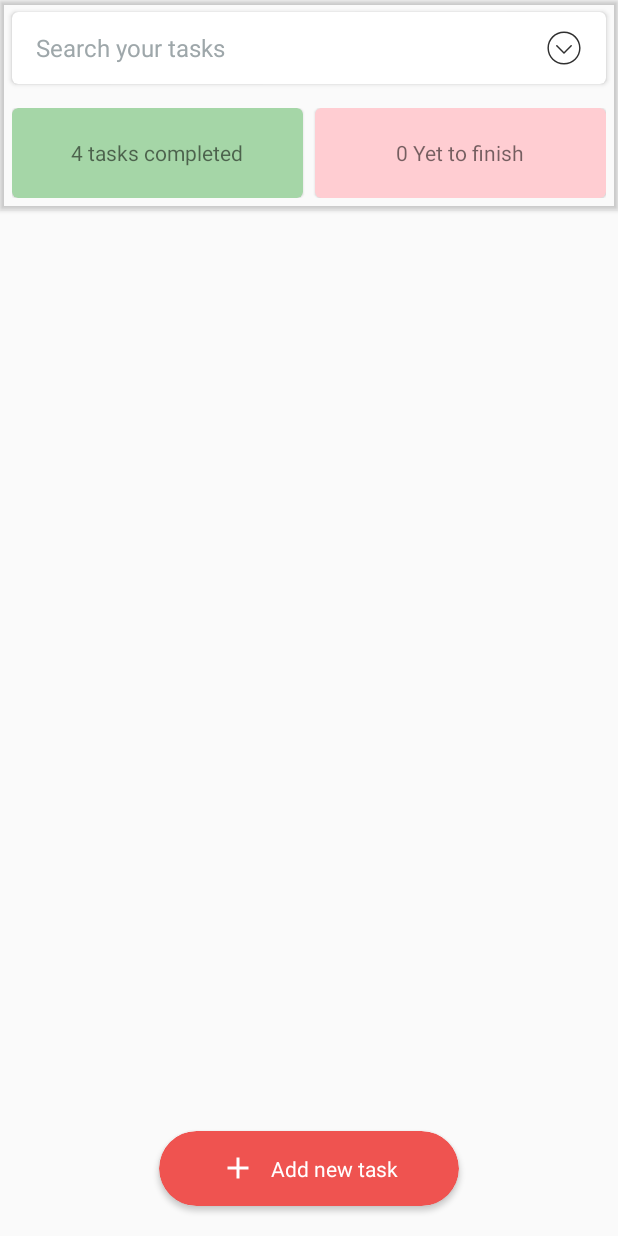
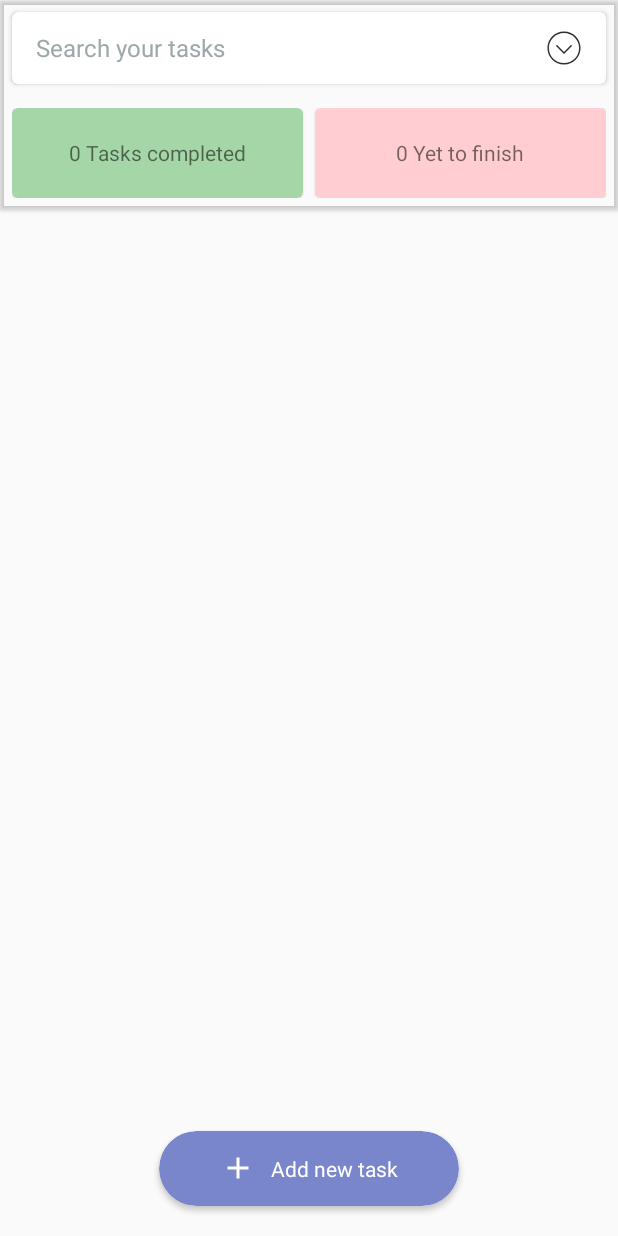
Before and after one commit to ithebk/task_app, an Android app: the screen it shows after launch (MainActivity), on a phone screen of 412 x 824 dp. Run offline under Robolectric (Android 15) with nearby library versions, the phone set to English and light mode, and no system bars; our stand-ins replace Room's generated code; Roboto replaces fonts that are not available here.

Commit message:
updated on count of done tasks

```diff
--- a/app/src/main/java/com/ithebk/tasks/db/TaskDao.kt
+++ b/app/src/main/java/com/ithebk/tasks/db/TaskDao.kt
@@ -9,7 +9,7 @@ interface TaskDao {
     @Insert(onConflict = OnConflictStrategy.REPLACE)
     suspend fun insert(task: Task)
 
-    @Query("SELECT * from task_table ORDER BY info ASC")
+    @Query("SELECT * from task_table ORDER BY modified_at DESC")
     fun getAllTasks(): LiveData<List<Task>>
 
     @Query("DELETE FROM task_table")
--- a/app/src/main/java/com/ithebk/tasks/ui/MainActivity.kt
+++ b/app/src/main/java/com/ithebk/tasks/ui/MainActivity.kt
@@ -46,9 +46,8 @@ class MainActivity : AppCompatActivity() {
         taskViewModel.allTasks.observe(this, Observer { tasks ->
             // Update the cached copy of the task in the adapter.
             tasks?.let { viewAdapter.setWords(it) }
-           // text_view_tasks_done.text = tasks.size.toString() + " Tasks created"
-           // val doneTasks = tasks.filter { task: Task -> task.done ==1 }
-            text_view_tasks_not_done.text = tasks.size.toString() + " Yet to finish"
+            text_view_tasks_done.text = tasks.filter { it.done }.size.toString() + " Tasks completed"
+            text_view_tasks_not_done.text = tasks.filter { !it.done }.size.toString()  + " Yet to finish"
         })
     }
 
--- a/app/src/main/res/layout/activity_main.xml
+++ b/app/src/main/res/layout/activity_main.xml
@@ -139,7 +139,7 @@
                 <androidx.cardview.widget.CardView
                         app:cardElevation="1dp"
                         app:cardCornerRadius="4dp"
-                        app:cardBackgroundColor="#a5d6a7"
+                        app:cardBackgroundColor="@color/done_task"
                         android:layout_weight="1"
                         android:layout_width="0dp"
 
@@ -157,7 +157,7 @@
                     app:cardCornerRadius="4dp"
                     android:layout_marginLeft="8dp"
                     app:cardElevation="1dp"
-                    app:cardBackgroundColor="#ffcdd2"
+                    app:cardBackgroundColor="@color/yet_to_done_task"
                     android:layout_weight="1"
                     android:layout_width="0dp"
                     android:layout_height="60dp">
--- a/app/src/main/res/values/colors.xml
+++ b/app/src/main/res/values/colors.xml
@@ -3,7 +3,7 @@
     <color name="primary_color_light">#fff</color>
     <color name="primary_color_dark">#494B4B</color>
 
-    <color name="colorAccent">#ef5350</color>
+    <color name="colorAccent">#7986CB</color>
 
 
     <color name="primary_text_color_light">#fff</color>
@@ -19,5 +19,7 @@
     <color name="extra_icon_color_light">#eee</color>
     <color name="extra_icon_color_dark">#c7c7c7</color>
     <color name="delete_red">#DD2C00</color>
+    <color name="yet_to_done_task">#ffcdd2</color>
+    <color name="done_task">#a5d6a7</color>
 
 </resources>
```
